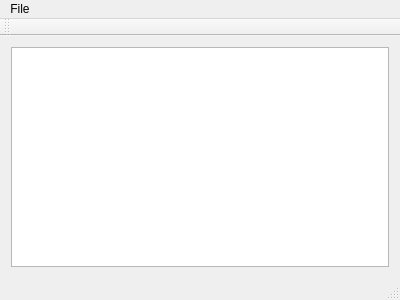
Qt form WL4EditorWindow.ui (wario-land/WL4Editor) before a commit.
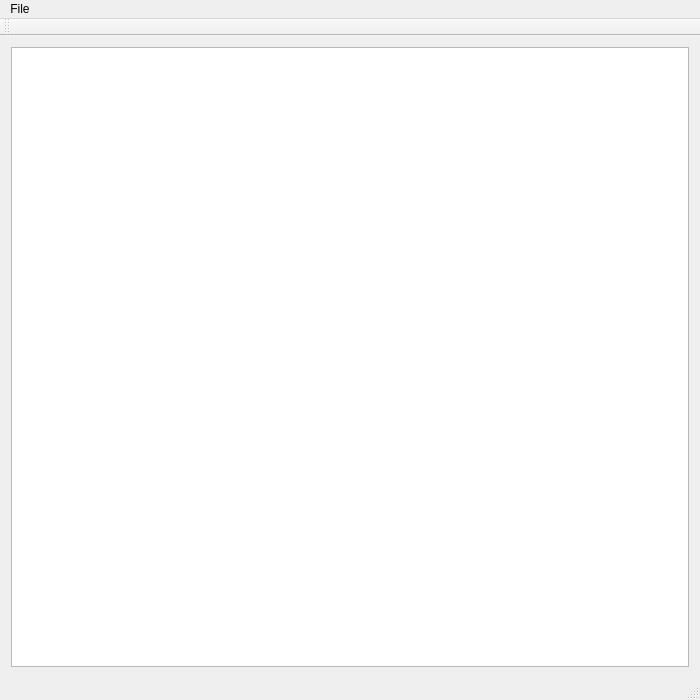
The same form after that commit.

```diff
--- a/WL4EditorWindow.ui
+++ b/WL4EditorWindow.ui
@@ -6,8 +6,8 @@
    <rect>
     <x>0</x>
     <y>0</y>
-    <width>400</width>
-    <height>300</height>
+    <width>700</width>
+    <height>700</height>
    </rect>
   </property>
   <property name="windowTitle">
@@ -25,7 +25,7 @@
     <rect>
      <x>0</x>
      <y>0</y>
-     <width>400</width>
+     <width>700</width>
      <height>17</height>
     </rect>
    </property>
```
